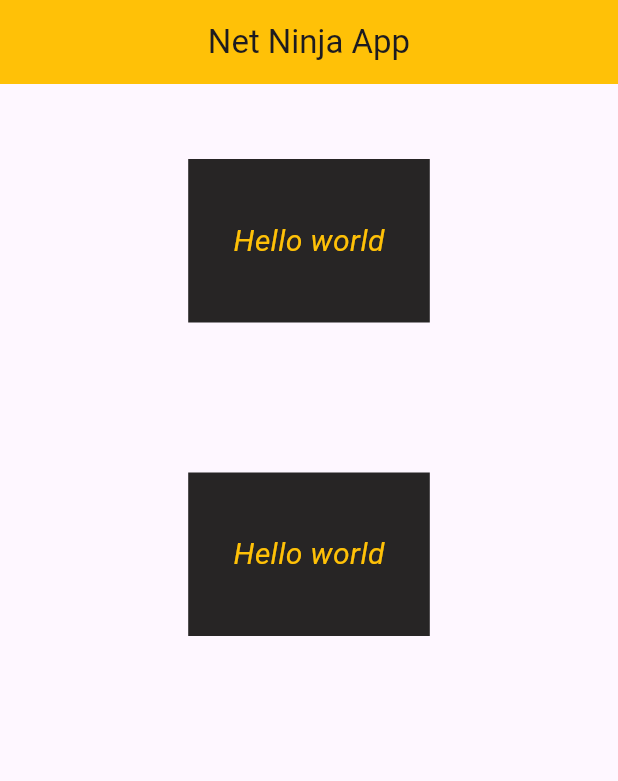
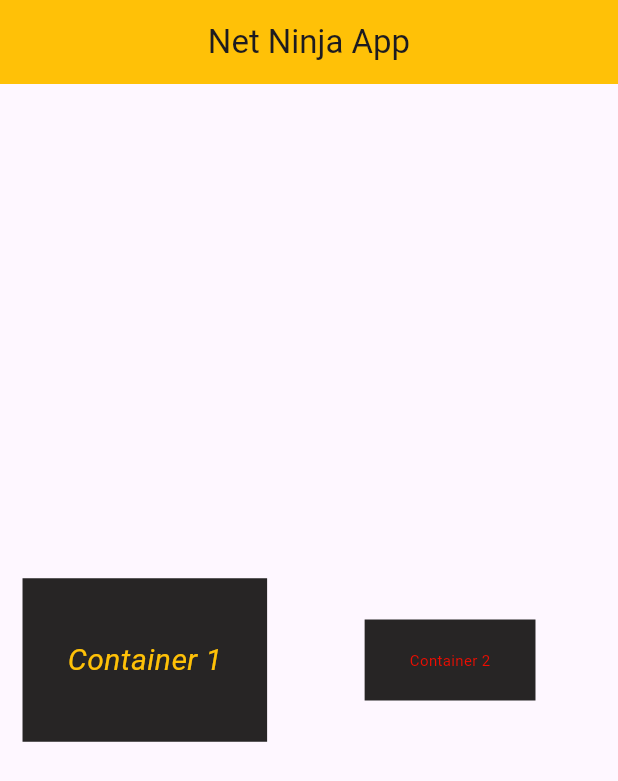
Before and after one commit to kamranzafar4343/flutterPractice, a Flutter app: the screen it shows after launch, on a phone screen of 412 x 824 dp. Shown: the top 781 px of the screen. Run offline on Flutter 3.47's test engine with Material 3 defaults, Android fonts, the phone set to English and light mode, and no system bars.

Commit message:
using rows

```diff
--- a/practice/lib/main.dart
+++ b/practice/lib/main.dart
@@ -15,11 +15,12 @@ class Home extends StatelessWidget {
         centerTitle: true,
         backgroundColor: Colors.amber,
       ),
-      body: Column(
+      body: Row(
+        mainAxisAlignment: MainAxisAlignment.spaceEvenly,
         children: [
           Container(
             child: Text(
-              'Hello world',
+              'Container 1',
               style: TextStyle(
                 color: Colors.amber,
                 fontSize: 20.0,
@@ -29,22 +30,20 @@ class Home extends StatelessWidget {
             color: const Color.fromARGB(255, 39, 37, 37),
             padding:
                 const EdgeInsets.symmetric(horizontal: 30.0, vertical: 40.0),
-            margin:
-                const EdgeInsets.symmetric(horizontal: 50.0, vertical: 50.0),
+            margin: const EdgeInsets.all(10.0),
           ),
           Center(
             child: Container(
               child: Text(
-                'Hello world',
+                'Container 2',
                 style: TextStyle(
-                  color: Colors.amber,
-                  fontSize: 20.0,
-                  fontStyle: FontStyle.italic,
+                  color: Color.fromARGB(255, 241, 12, 0),
+                  fontSize: 10.0,
                 ),
               ),
               color: const Color.fromARGB(255, 39, 37, 37),
               padding:
-                  const EdgeInsets.symmetric(horizontal: 30.0, vertical: 40.0),
+                  const EdgeInsets.symmetric(horizontal: 30.0, vertical: 20.0),
               margin:
                   const EdgeInsets.symmetric(horizontal: 50.0, vertical: 50.0),
             ),
```
